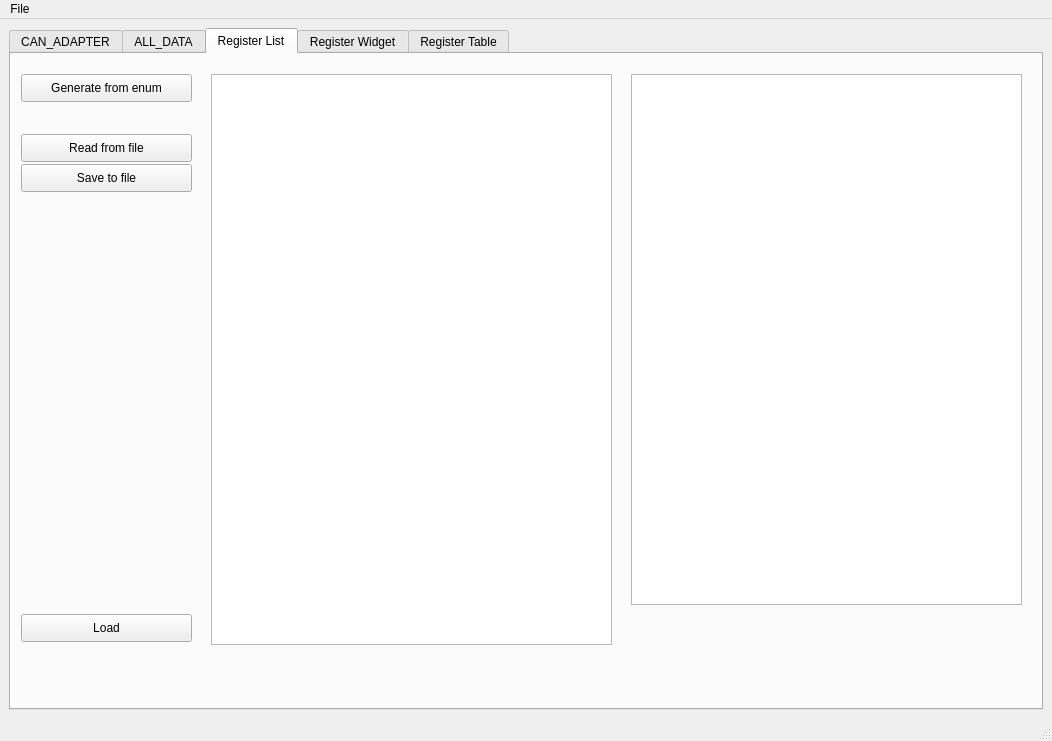
This is mainwindow.ui in totktobroditvokrug/EL205-QT as Qt 5 draws it before an edit. The edited form follows.
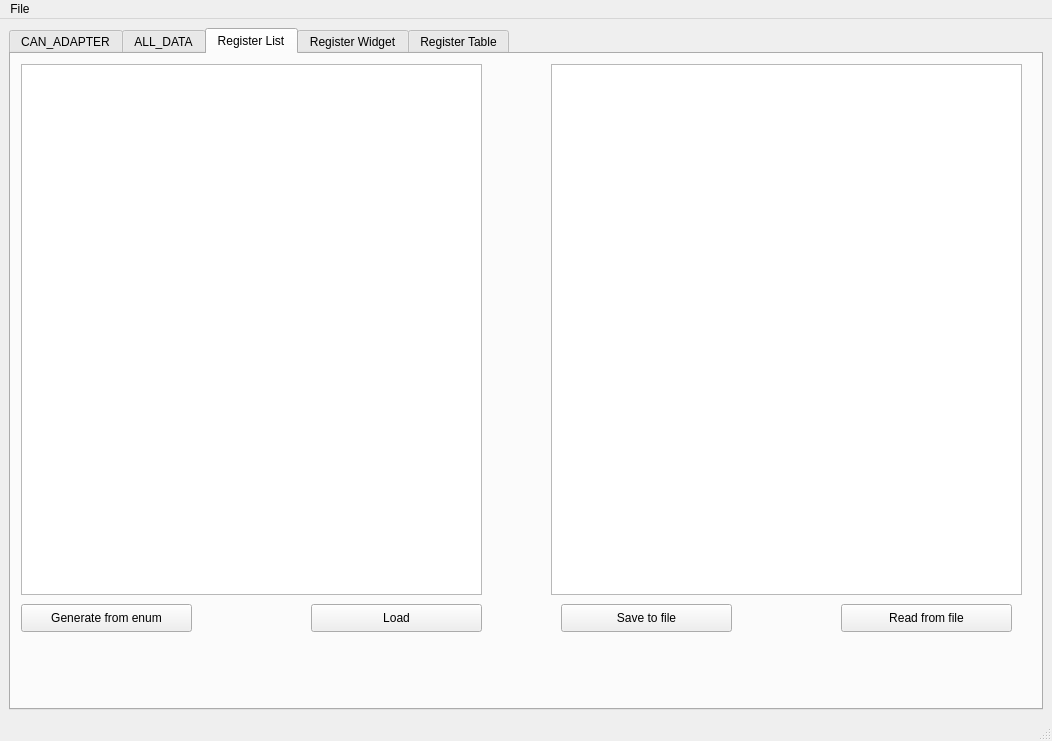
This is the edited form.

The edit to the form file:
```diff
--- a/mainwindow.ui
+++ b/mainwindow.ui
@@ -642,7 +642,7 @@
         <property name="geometry">
          <rect>
           <x>10</x>
-          <y>20</y>
+          <y>550</y>
           <width>171</width>
           <height>28</height>
          </rect>
@@ -654,8 +654,8 @@
        <widget class="QPushButton" name="pushButton_readRegFromFile">
         <property name="geometry">
          <rect>
-          <x>10</x>
-          <y>80</y>
+          <x>830</x>
+          <y>550</y>
           <width>171</width>
           <height>28</height>
          </rect>
@@ -667,8 +667,8 @@
        <widget class="QPushButton" name="pushButton_saveRegToFile">
         <property name="geometry">
          <rect>
-          <x>10</x>
-          <y>110</y>
+          <x>550</x>
+          <y>550</y>
           <width>171</width>
           <height>28</height>
          </rect>
@@ -680,19 +680,19 @@
        <widget class="QListWidget" name="listWidget_regNum">
         <property name="geometry">
          <rect>
-          <x>200</x>
-          <y>20</y>
-          <width>401</width>
-          <height>571</height>
+          <x>10</x>
+          <y>10</y>
+          <width>461</width>
+          <height>531</height>
          </rect>
         </property>
        </widget>
        <widget class="QTextEdit" name="textEdit_selectedRegNum">
         <property name="geometry">
          <rect>
-          <x>620</x>
-          <y>20</y>
-          <width>391</width>
+          <x>540</x>
+          <y>10</y>
+          <width>471</width>
           <height>531</height>
          </rect>
         </property>
@@ -700,8 +700,8 @@
        <widget class="QPushButton" name="pushButton_loadToDisplay">
         <property name="geometry">
          <rect>
-          <x>10</x>
-          <y>560</y>
+          <x>300</x>
+          <y>550</y>
           <width>171</width>
           <height>28</height>
          </rect>
```
